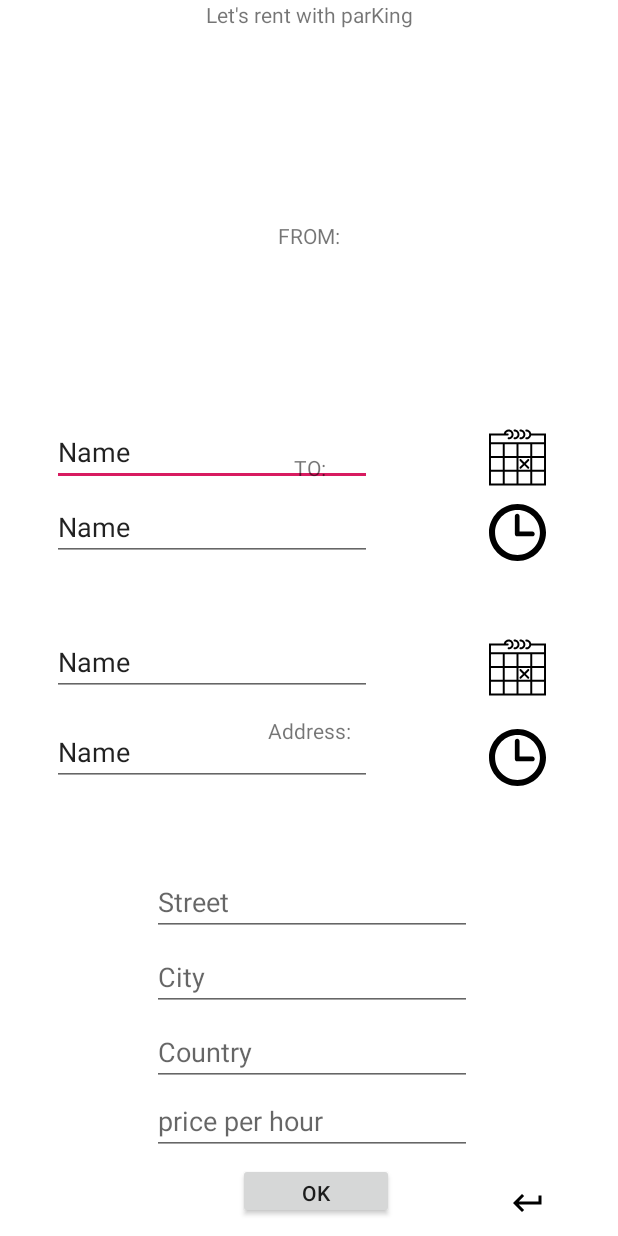
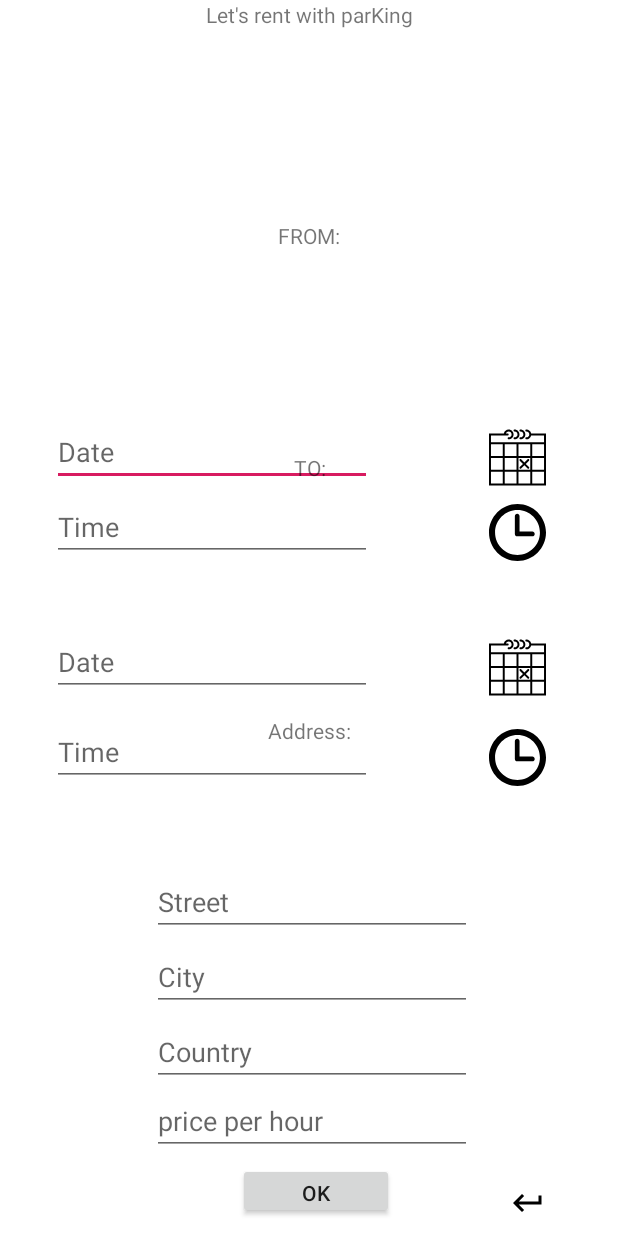
Before and after one commit to oravital7/parKing, an Android app: the layout business_fragment_vacation.xml on its own in the app's theme, with its tools: preview values and no code run, on a phone screen of 412 x 824 dp. Run offline under Robolectric (Android 15) with nearby library versions, the phone set to English and light mode, and no system bars.

Commit message:
update business

```diff
--- a/app/src/main/java/com/fun/parking/business/VacationRent.java
+++ b/app/src/main/java/com/fun/parking/business/VacationRent.java
@@ -129,10 +129,6 @@
         dateBend = (ImageButton) myVeiw.findViewById(R.id.dateBend);
         timeBend = (ImageButton) myVeiw.findViewById(R.id.timeBend);
         ok=(Button)myVeiw.findViewById(R.id.ok);
-        timeStartText.setText("Time:");
-        dateStartText.setText("Date:");
-        timeEndText.setText("Time:");
-        dateEndText.setText("Date:");
         final Calendar cal = Calendar.getInstance();
         String final_dates = "you offer your spot for the following dates:";
         final Bundle bundle = new Bundle();
@@ -163,7 +159,7 @@
 
                 }
                 park.put("userID",userID);
-                park.put("price",pricePerHour);
+                park.put("Price",pricePerHour);
                 fStore.collection("availables parking").add(park);
 //                FragmentManager f = getActivity().getSupportFragmentManager();
 //                f.beginTransaction().replace(R.id.fragment_container, P).commit();
--- a/app/src/main/res/layout/business_fragment_vacation.xml
+++ b/app/src/main/res/layout/business_fragment_vacation.xml
@@ -17,7 +17,7 @@
         android:layout_marginRight="304dp"
         android:ems="10"
         android:inputType="textPersonName"
-        android:text="Name" />
+        android:hint="Date" />
 
     <EditText
         android:id="@+id/timeTStart"
@@ -29,7 +29,7 @@
         android:layout_marginBottom="450dp"
         android:ems="10"
         android:inputType="textPersonName"
-        android:text="Name" />
+        android:hint="Time" />
 
 
 
@@ -116,7 +116,7 @@
         android:layout_marginRight="304dp"
         android:ems="10"
         android:inputType="textPersonName"
-        android:text="Name" />
+        android:hint="Date" />
 
     <EditText
         android:id="@+id/timeTend"
@@ -128,7 +128,7 @@
         android:layout_marginBottom="300dp"
         android:ems="10"
         android:inputType="textPersonName"
-        android:text="Name" />
+        android:hint="Time" />
     <EditText
         android:id="@+id/street"
         android:layout_width="wrap_content"
```
